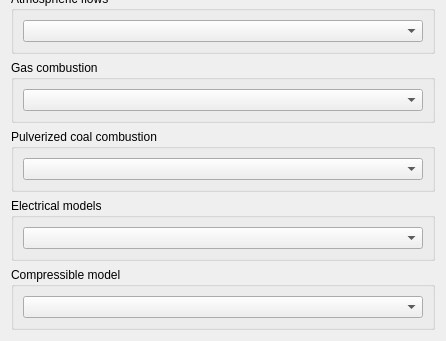
code-saturne/code_saturne, file gui/Pages/AnalysisFeaturesForm.ui: the form before one commit; both pictures show x 0 to 446 and y 158 to 499 of the 446 by 499 pixel window.
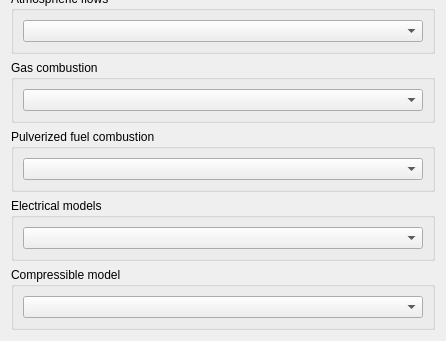
The form after the commit.

Commit message: add solid fuel combustion to GUI

Diff of the .ui file:
```diff
--- a/gui/Pages/AnalysisFeaturesForm.ui
+++ b/gui/Pages/AnalysisFeaturesForm.ui
@@ -231,7 +231,7 @@
    <item row="4" column="0">
     <widget class="QGroupBox" name="groupBoxCoalCombustion">
      <property name="title">
-      <string>Pulverized coal combustion</string>
+      <string>Pulverized fuel combustion</string>
      </property>
      <layout class="QGridLayout">
       <item row="0" column="0">
```
The commit also changes 40 other files.
